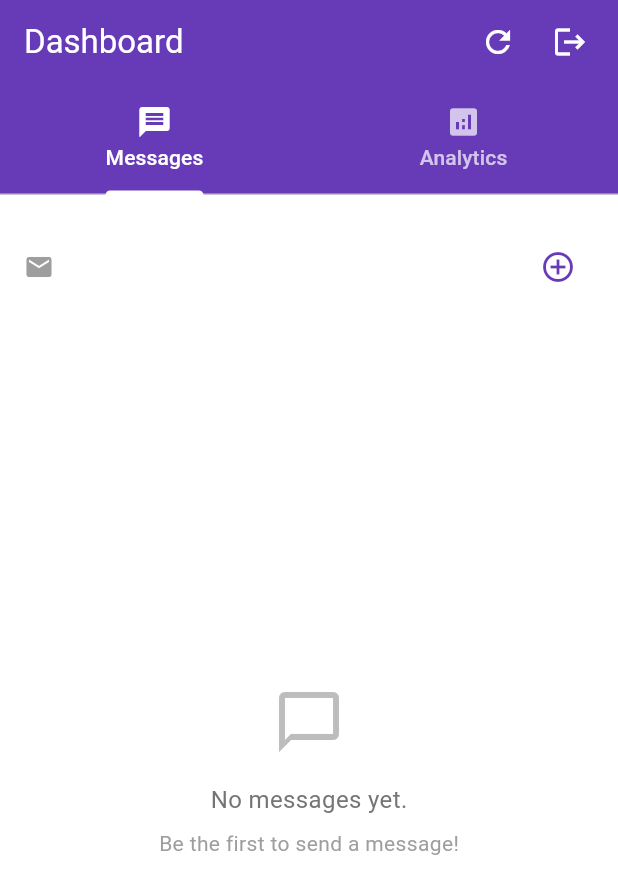
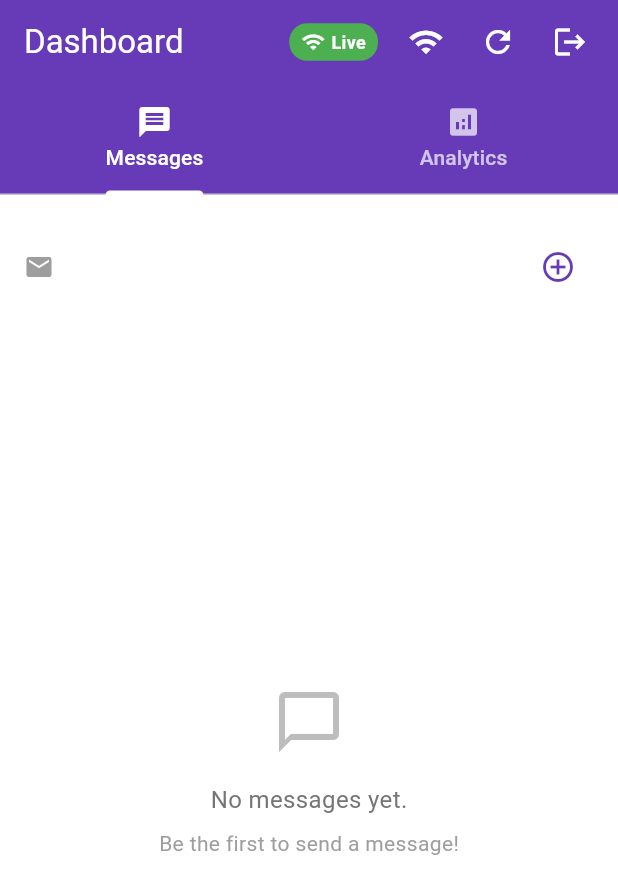
Before and after one commit to herisarwanto/flutter-supabase-integration, a Flutter app: the screen it shows once a user with an empty profile is signed in, on a phone screen of 412 x 824 dp. Shown: the top 894 px of the screen. Run offline on Flutter 3.47's test engine with Material 3 defaults, Android fonts, the phone set to English and light mode, and no system bars; our stand-ins replace app_links, flutter_riverpod, freezed_annotation, go_router, riverpod, shared_preferences and 2 more; accounts and stored records are empty; generated files the repository leaves out were written again.

Commit message:
feat: Add Supabase Realtime integration for live message updates
- Add realtime subscription to messages table
- Implement automatic UI updates for create/update/delete operations
- Add realtime connection status indicator in app bar
- Add test button to verify realtime connection
- Update README with realtime features documentation
- Remove manual fetch calls after CRUD operations (realtime handles updates)
- Fix dispose method override in MessageNotifier

```diff
--- a/lib/common/config/app_config.dart
+++ b/lib/common/config/app_config.dart
@@ -1,12 +1,13 @@
 class AppConfig {
   static const String supabaseUrl = String.fromEnvironment(
     'SUPABASE_URL',
-    defaultValue: 'YOUR_SUPABASE_URL',
+    defaultValue: 'https://fhpfmepyofhywrfizfuw.supabase.co',
   );
 
   static const String supabaseAnonKey = String.fromEnvironment(
     'SUPABASE_ANON_KEY',
-    defaultValue: 'YOUR_SUPABASE_ANON_KEY',
+    defaultValue:
+        'eyJhbGciOiJIUzI1NiIsInR5cCI6IkpXVCJ9.eyJpc3MiOiJzdXBhYmFzZSIsInJlZiI6ImZocGZtZXB5b2ZoeXdyZml6ZnV3Iiwicm9sZSI6ImFub24iLCJpYXQiOjE3NTMxMDMzMjYsImV4cCI6MjA2ODY3OTMyNn0.cxVPrzSYzO1DcP2QXZ2HJzuXD7jThNi5w0hDmrD-aZw',
   );
 
   static const List<String> allowedSchemes = [
--- a/lib/features/dashboard/presentation/screens/dashboard_screen.dart
+++ b/lib/features/dashboard/presentation/screens/dashboard_screen.dart
@@ -205,7 +205,7 @@ class _DashboardScreenState extends ConsumerState<DashboardScreen>
             child: ElevatedButton(
               onPressed: () => context.pop(true),
               style: ElevatedButton.styleFrom(
-                backgroundColor: Colors.red[700],
+                backgroundColor: Colors.red,
                 foregroundColor: Colors.white,
                 shape: RoundedRectangleBorder(
                   borderRadius: BorderRadius.circular(10),
@@ -218,17 +218,37 @@ class _DashboardScreenState extends ConsumerState<DashboardScreen>
         ],
       ),
     );
+
     if (confirm == true) {
       await ref.read(messageProvider.notifier).deleteMessage(id);
-      if (!mounted) return;
+      if (!context.mounted) return;
       ScaffoldMessenger.of(context).showSnackBar(
         const SnackBar(
-          content: Text(AppStrings.messageDeleted),
+          content: Text('Message deleted!'),
           backgroundColor: Colors.green,
         ),
       );
       // Refresh analytics after deleting message
       refreshAnalytics(ref);
+    }
+  }
+
+  void _testRealtimeConnection() {
+    final notifier = ref.read(messageProvider.notifier);
+    if (notifier.isRealtimeConnected) {
+      ScaffoldMessenger.of(context).showSnackBar(
+        const SnackBar(
+          content: Text('✅ Realtime is connected and working!'),
+          backgroundColor: Colors.green,
+        ),
+      );
+    } else {
+      ScaffoldMessenger.of(context).showSnackBar(
+        const SnackBar(
+          content: Text('❌ Realtime connection failed'),
+          backgroundColor: Colors.red,
+        ),
+      );
     }
   }
 
@@ -268,6 +288,46 @@ class _DashboardScreenState extends ConsumerState<DashboardScreen>
           ],
         ),
         actions: [
+          // Realtime status indicator
+          Consumer(
+            builder: (context, ref, _) {
+              final isConnected = ref
+                  .watch(messageProvider.notifier)
+                  .isRealtimeConnected;
+              return Container(
+                margin: const EdgeInsets.only(right: 8),
+                padding: const EdgeInsets.symmetric(horizontal: 8, vertical: 4),
+                decoration: BoxDecoration(
+                  color: isConnected ? Colors.green : Colors.red,
+                  borderRadius: BorderRadius.circular(12),
+                ),
+                child: Row(
+                  mainAxisSize: MainAxisSize.min,
+                  children: [
+                    Icon(
+                      isConnected ? Icons.wifi : Icons.wifi_off,
+                      color: Colors.white,
+                      size: 16,
+                    ),
+                    const SizedBox(width: 4),
+                    Text(
+                      isConnected ? 'Live' : 'Offline',
+                      style: const TextStyle(
+                        color: Colors.white,
+                        fontSize: 12,
+                        fontWeight: FontWeight.bold,
+                      ),
+                    ),
+                  ],
+                ),
+              );
+            },
+          ),
+          IconButton(
+            icon: const Icon(Icons.wifi, color: Colors.white),
+            tooltip: 'Test Realtime Connection',
+            onPressed: _testRealtimeConnection,
+          ),
           IconButton(
             icon: const Icon(Icons.refresh, color: Colors.white),
             tooltip: 'Refresh Messages',
```
Also changed, not shown: lib/features/dashboard/data/message_service.dart (+70 -0 lines), lib/features/dashboard/presentation/providers/message_provider.dart (+54 -4 lines), 4 other files.
